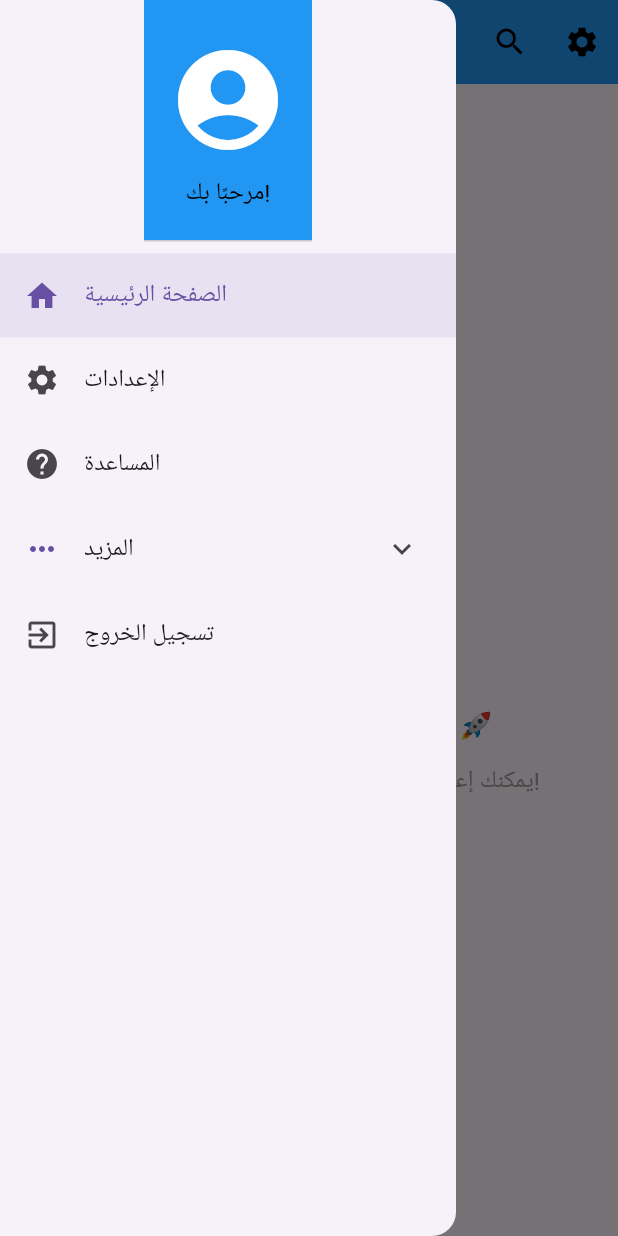
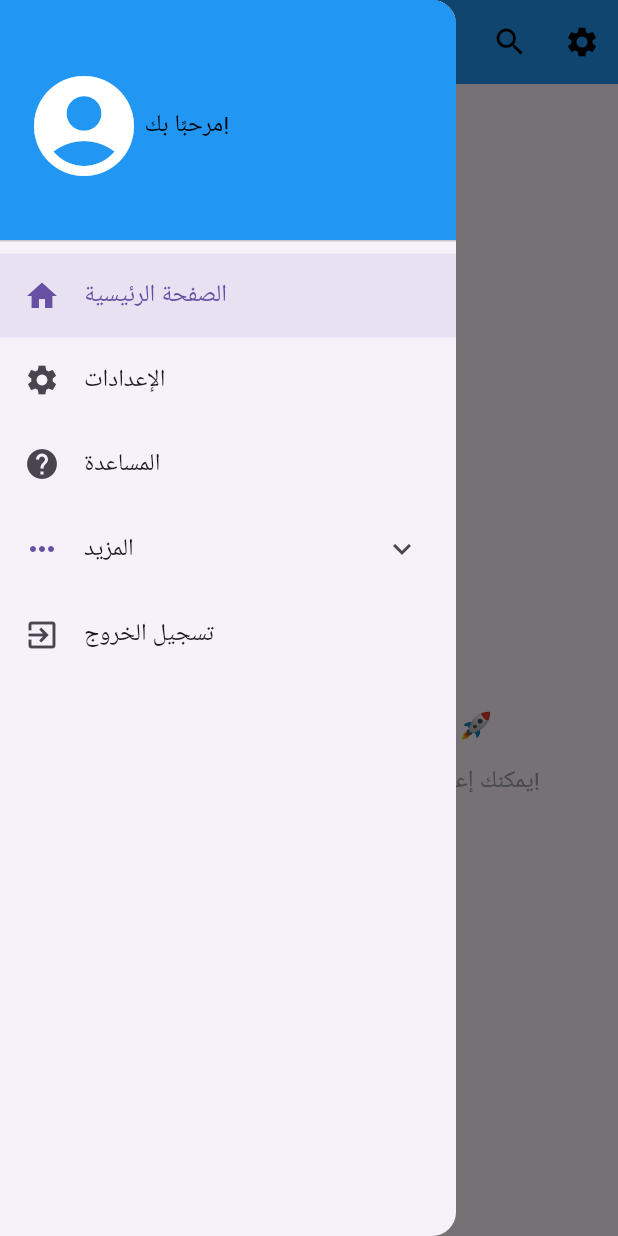
Before and after one commit to aray55/reusablecomponent, a Flutter app: the screen it shows after launch, with the side drawer open, on a phone screen of 412 x 824 dp. Run offline on Flutter 3.47's test engine with Material 3 defaults, Android fonts, the phone set to English and light mode, and no system bars.

Commit message:
Add app Drawer and Usage Example of the App Drawer

```diff
--- a/lib/usage_example/app_drawer.dart
+++ b/lib/usage_example/app_drawer.dart
@@ -8,8 +8,8 @@ class AppDrawer extends StatelessWidget {
     return CustomDrawer(
       header: DrawerHeader(
         decoration: BoxDecoration(color: Colors.blue),
-        child: Column(
-          mainAxisAlignment: MainAxisAlignment.center,
+        child: Row(
+          mainAxisAlignment: MainAxisAlignment.start,
           children: [
             Icon(Icons.account_circle, size: 80, color: Colors.white),
             SizedBox(height: 10),
```
